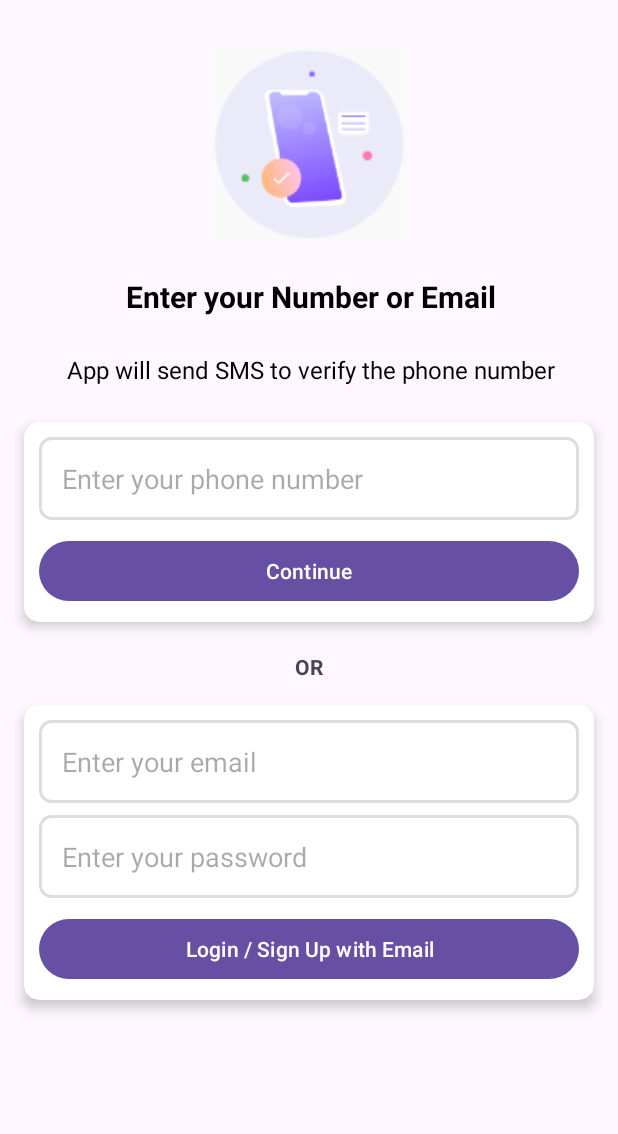
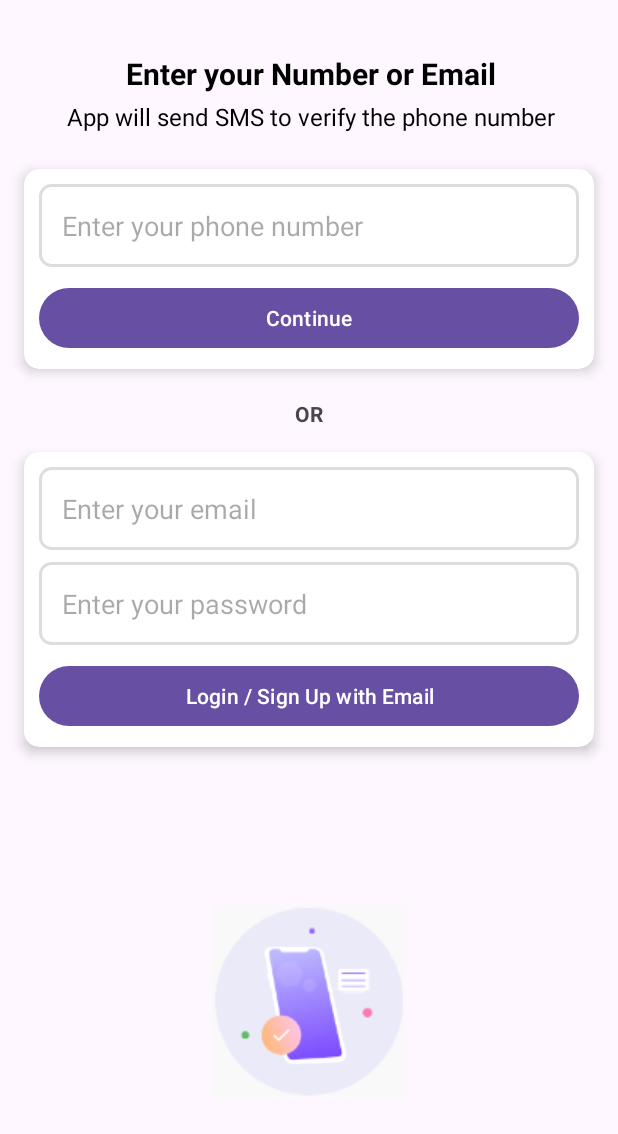
Before and after one commit to saywater28/lets_talk, an Android app: the screen it shows after launch (PhoneActivity), on a phone screen of 412 x 824 dp. Shown: the top 1134 px of the screen. Run offline under Robolectric (Android 15) with nearby library versions, the phone set to English and light mode, and no system bars; our stand-ins replace Firebase (no records; nobody signed in at launch, a user with empty details on screens opened directly).

Commit message:
-- second

```diff
--- a/app/src/main/res/layout/activity_phone.xml
+++ b/app/src/main/res/layout/activity_phone.xml
@@ -12,17 +12,18 @@
         android:id="@+id/imageView"
         android:layout_width="wrap_content"
         android:layout_height="wrap_content"
-        android:layout_marginTop="32dp"
+        android:layout_marginTop="12dp"
         app:layout_constraintEnd_toEndOf="parent"
         app:layout_constraintStart_toStartOf="parent"
-        app:layout_constraintTop_toTopOf="parent"
-        app:srcCompat="@drawable/mobile_auth" />
+        app:layout_constraintBottom_toBottomOf="parent"
+        app:srcCompat="@drawable/mobile_auth"
+        app:layout_constraintTop_toBottomOf="@id/emailCard"/>
 
     <TextView
         android:id="@+id/phoneLabel"
         android:layout_width="wrap_content"
         android:layout_height="wrap_content"
-        android:layout_marginTop="24dp"
+        android:layout_marginTop="35dp"
         android:text="@string/verify_your_phone_number"
         android:textColor="@color/black"
         android:textSize="20sp"
@@ -30,13 +31,13 @@
         app:layout_constraintEnd_toEndOf="@+id/imageView"
         app:layout_constraintHorizontal_bias="0.492"
         app:layout_constraintStart_toStartOf="@+id/imageView"
-        app:layout_constraintTop_toBottomOf="@+id/imageView" />
+        app:layout_constraintTop_toTopOf="parent" />
 
     <TextView
         android:id="@+id/textView2"
         android:layout_width="wrap_content"
         android:layout_height="wrap_content"
-        android:layout_marginTop="24dp"
+        android:layout_marginTop="4dp"
         android:text="@string/app_will_send_sms_to_verify_the_phone_number"
         android:textColor="@color/black"
         android:textSize="16sp"
```
